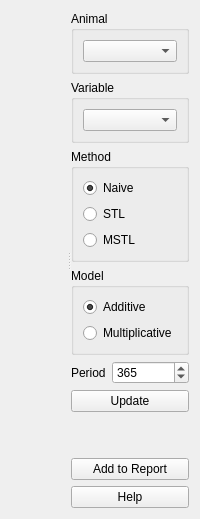
Old version of the form tse_analytics/views/analysis/timeseries_decomposition/timeseries_decomposition_widget.ui in the repository TSE-Systems/tse-analytics.
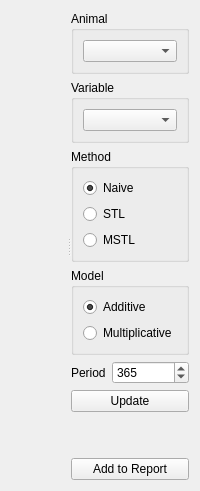
New version of the form. Icons and pictures are not drawn. Custom widgets are drawn as their Qt base class.

Patch:
```diff
--- a/tse_analytics/views/analysis/timeseries_decomposition/timeseries_decomposition_widget.ui
+++ b/tse_analytics/views/analysis/timeseries_decomposition/timeseries_decomposition_widget.ui
@@ -168,17 +168,6 @@
          </property>
         </widget>
        </item>
-       <item>
-        <widget class="QPushButton" name="pushButtonHelp">
-         <property name="text">
-          <string>Help</string>
-         </property>
-         <property name="icon">
-          <iconset resource="../../../../resources/resources.qrc">
-           <normaloff>:/icons/icons8-help-16.png</normaloff>:/icons/icons8-help-16.png</iconset>
-         </property>
-        </widget>
-       </item>
       </layout>
      </widget>
     </widget>
```
